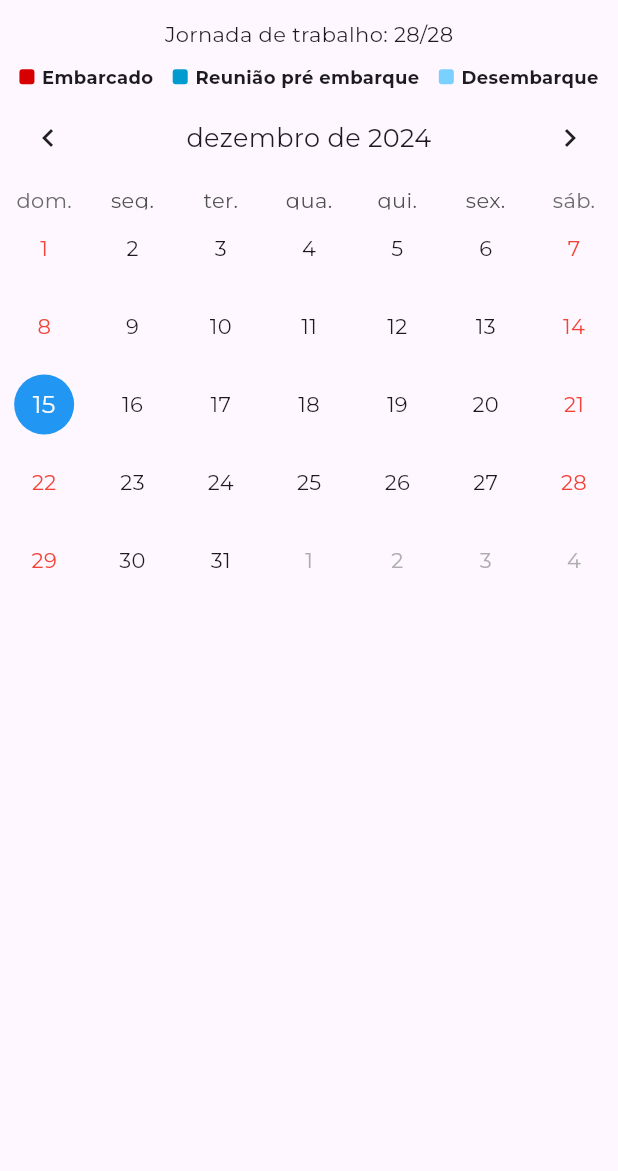
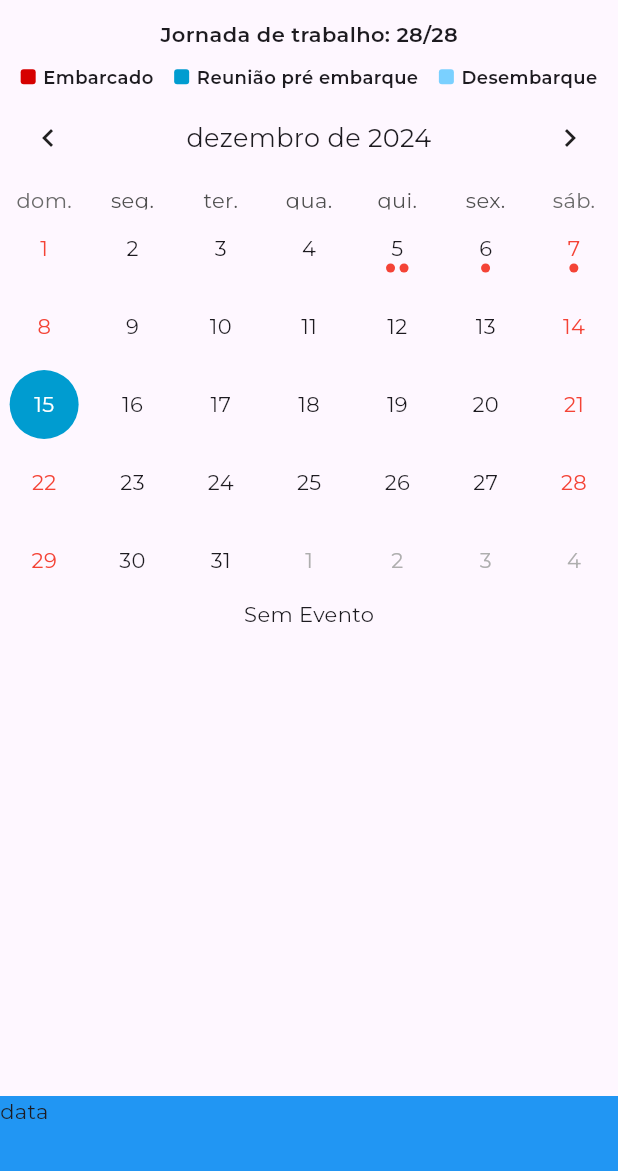
Before and after one commit to victorLessa/marine_app, a Flutter app: the screen it shows after launch, on a phone screen of 412 x 824 dp, the part 65-1236 px from its top. Run offline on Flutter 3.47's test engine with Material 3 defaults, Android fonts, the phone set to English and light mode, and no system bars; drawn by our look-alikes of table_calendar; project files that could hold a hidden picture were left out.

Commit message:
feat: aplica exibição de eventos e calendario

```diff
--- a/lib/app.dart
+++ b/lib/app.dart
@@ -22,7 +22,7 @@ class MyApp extends StatelessWidget {
       ),
       initialRoute: '/',
       routes: {
-        '/': (context) => HomeScreen(),
+        '/': (context) => const HomeScreen(),
         '/agendamento': (context) => const AgendamentoScreen(),
         '/radar': (context) => const RadarScreen(),
       },
--- a/lib/main.dart
+++ b/lib/main.dart
@@ -1,6 +1,7 @@
 import 'package:flutter/material.dart';
 import 'package:intl/date_symbol_data_local.dart';
 import 'package:marine/providers/appointment_provider.dart';
+import 'package:marine/providers/calendar_event_provider.dart';
 import 'package:provider/provider.dart';
 import 'app.dart';
 import 'providers/app_provider.dart';
@@ -12,6 +13,7 @@ void main() {
         providers: [
           ChangeNotifierProvider(create: (_) => AppProvider()),
           ChangeNotifierProvider(create: (_) => AppointmentProvider()),
+          ChangeNotifierProvider(create: (_) => CalendarEventProvider()),
         ],
         child: const MyApp(),
       ),
--- /dev/null
+++ b/lib/providers/calendar_event_provider.dart
@@ -0,0 +1,55 @@
+import 'package:flutter/foundation.dart';
+
+class CalendarEventProvider with ChangeNotifier {
+  final Map<DateTime, List<Map<String, dynamic>>> _events = {
+    DateTime.utc(2024, 12, 5): [
+      {"name": "Evento 1", "color": ""},
+      {"name": "Evento 2", "color": ""}
+    ],
+    DateTime.utc(2024, 12, 6): [
+      {"name": 'Evento 3', "color": ""}
+    ],
+    DateTime.utc(2024, 12, 7): [
+      {"name": 'Evento 3', "color": ""}
+    ],
+  };
+
+  DateTime? _selectedDay;
+  final ValueNotifier<DateTime> _focusedDay = ValueNotifier(DateTime.now());
+
+  Map<DateTime, List<Map<String, dynamic>>> get events => _events;
+
+  ValueNotifier<DateTime> get focusedDay => _focusedDay;
+  DateTime? get selectedDay => _selectedDay;
+
+  void addFocusedDay(DateTime day) {
+    _focusedDay.value = day;
+    notifyListeners();
+  }
+
+  void addSelectedDay(DateTime day) {
+    _selectedDay = day;
+    notifyListeners();
+  }
+
+  void addEvent(DateTime day, Map<String, dynamic> eventData) {
+    List<Map<String, dynamic>>? event = _events[day];
+    if (event != null) {
+      event.add(eventData);
+      _events[day] = event;
+
+      notifyListeners();
+    }
+  }
+
+  void removeEvent(
+    DateTime day,
+    int index,
+  ) {
+    List<Map<String, dynamic>>? event = _events[day];
+    if (event != null) {
+      event.removeRange(index, index);
+      notifyListeners();
+    }
+  }
+}
--- a/lib/screens/home_screen.dart
+++ b/lib/screens/home_screen.dart
@@ -1,5 +1,7 @@
 import 'package:flutter/material.dart';
 import 'package:marine/providers/app_provider.dart';
+import 'package:marine/widgets/calendar_events.dart';
+import 'package:marine/widgets/custom_view.dart';
 import 'package:marine/widgets/legend.dart';
 import 'package:marine/widgets/table_calendar.dart';
 import 'package:provider/provider.dart';
@@ -10,7 +12,7 @@ class HomeScreen extends StatelessWidget {
 
   @override
   Widget build(BuildContext context) {
-    return Scaffold(
+    return CustomView(
       appBar: AppBar(
         title: const Text('Inicio'),
       ),
@@ -18,12 +20,15 @@ class HomeScreen extends StatelessWidget {
       body: Consumer<AppProvider>(
         builder: (ctx, appState, child) {
           return const Column(
+            mainAxisAlignment: MainAxisAlignment.spaceBetween,
+            children: [
+              Center(
+                child: Column(
                   children: [
                     Text(
                       'Jornada de trabalho: 28/28',
-                style: TextStyle(
-                  fontSize: 14,
-                ),
+                      style:
+                          TextStyle(fontSize: 14, fontWeight: FontWeight.w600),
                     ),
                     SizedBox(
                       height: 10,
@@ -32,7 +37,8 @@ class HomeScreen extends StatelessWidget {
                       mainAxisAlignment: MainAxisAlignment.spaceEvenly,
                       children: [
                         Legend(
-                      title: 'Embarcado', color: Color.fromRGBO(214, 0, 0, 1)),
+                            title: 'Embarcado',
+                            color: Color.fromRGBO(214, 0, 0, 1)),
                         Legend(
                             title: 'Reunião pré embarque',
                             color: Color.fromARGB(255, 0, 156, 208)),
@@ -41,7 +47,11 @@ class HomeScreen extends StatelessWidget {
                             color: Color.fromARGB(255, 122, 208, 255)),
                       ],
                     ),
-              const Calendar(),
+                    Calendar(),
+                  ],
+                ),
+              ),
+              Expanded(child: CalendarEvents()),
             ],
           );
         },
--- /dev/null
+++ b/lib/widgets/calendar_events.dart
@@ -0,0 +1,85 @@
+import 'package:flutter/material.dart';
+import 'package:marine/providers/calendar_event_provider.dart';
+import 'package:provider/provider.dart';
+
+class CalendarEvents extends StatefulWidget {
+  const CalendarEvents({super.key});
+
+  @override
+  State<CalendarEvents> createState() => _CalendarEventsState();
+}
+
+class _CalendarEventsState extends State<CalendarEvents>
+    with SingleTickerProviderStateMixin {
+  late AnimationController _controller;
+
+  final Color todayColor = const Color.fromARGB(255, 0, 156, 208);
+  final Color selectedColor = const Color.fromARGB(255, 123, 148, 164);
+
+  @override
+  void initState() {
+    super.initState();
+    _controller = AnimationController(vsync: this);
+  }
+
+  @override
+  void dispose() {
+    _controller.dispose();
+    super.dispose();
+  }
+
+  @override
+  Widget build(BuildContext context) {
+    return Consumer<CalendarEventProvider>(builder: (context, appState, child) {
+      return ValueListenableBuilder<DateTime>(
+        valueListenable: appState.focusedDay,
+        builder: (context, value, _) {
+          String day = value.day.toString();
+          List<Map<String, dynamic>> events = appState.events[value] ?? [];
+          if (events.isNotEmpty) {
+            return Row(crossAxisAlignment: CrossAxisAlignment.start, children: [
+              Container(
+                height: 50,
+                width: 50,
+                alignment: Alignment.center,
+                margin: const EdgeInsets.only(left: 10),
+                decoration: const BoxDecoration(
+                  shape: BoxShape.circle,
+                  color: Colors.red,
+                ),
+                child: Text(
+                  day,
+                  style: const TextStyle(color: Colors.white),
+                ),
+              ),
+              Expanded(
+                child: Container(
+                  padding: const EdgeInsets.only(left: 10, right: 10),
+                  child: ListView.builder(
+                    itemCount: events.length,
+                    itemBuilder: (context, index) {
+                      return Container(
+                        width: double.infinity,
+                        margin: const EdgeInsets.only(bottom: 5),
+                        padding: const EdgeInsets.all(10),
+                        decoration: BoxDecoration(
+                          color: Colors.blue,
+                          borderRadius: BorderRadius.circular(10),
+                        ),
+                        child: Text(
+                          "${events[index]["name"]}",
+                          style: const TextStyle(color: Colors.white),
+                        ),
+                      );
+                    },
+                  ),
+                ),
+              )
+            ]);
+          }
+          return const Text("Sem Evento");
+        },
+      );
+    });
+  }
+}
--- /dev/null
+++ b/lib/widgets/custom_view.dart
@@ -0,0 +1,43 @@
+import 'package:flutter/material.dart';
+
+class CustomView extends StatefulWidget {
+  final AppBar appBar;
+  final Widget drawer;
+  final Widget body;
+
+  const CustomView({
+    super.key,
+    required this.appBar,
+    required this.drawer,
+    required this.body,
+  });
+
+  @override
+  State<CustomView> createState() => _CustomViewState();
+}
+
+class _CustomViewState extends State<CustomView> {
+  @override
+  Widget build(BuildContext context) {
+    return Scaffold(
+      appBar: widget.appBar,
+      drawer: widget.drawer,
+      body: Column(
+        mainAxisAlignment: MainAxisAlignment.spaceBetween,
+        children: [
+          Expanded(
+            child: widget.body,
+          ),
+          SizedBox(
+            height: 50,
+            width: double.infinity,
+            child: Container(
+              color: Colors.blue,
+              child: const Text("data"),
+            ),
+          )
+        ],
+      ),
+    );
+  }
+}
--- a/lib/widgets/legend.dart
+++ b/lib/widgets/legend.dart
@@ -27,7 +27,7 @@ class Legend extends StatelessWidget {
         ),
         Text(
           title,
-          style: const TextStyle(fontSize: 12, fontWeight: FontWeight.bold),
+          style: const TextStyle(fontSize: 12, fontWeight: FontWeight.w600),
         )
       ],
     );
--- a/lib/widgets/table_calendar.dart
+++ b/lib/widgets/table_calendar.dart
@@ -1,4 +1,6 @@
 import 'package:flutter/material.dart';
+import 'package:marine/providers/calendar_event_provider.dart';
+import 'package:provider/provider.dart';
 import 'package:table_calendar/table_calendar.dart';
 
 class Calendar extends StatefulWidget {
@@ -9,44 +11,83 @@ class Calendar extends StatefulWidget {
 }
 
 class _CalendarPageState extends State<Calendar> {
-  DateTime _focusedDay = DateTime.now(); // Dia atual
-  DateTime? _selectedDay;
+  final Color todayColor = const Color.fromARGB(255, 0, 156, 208);
+  final Color selectedColor = const Color.fromARGB(255, 123, 148, 164);
 
-  Map<DateTime, List<String>> events = {
-    DateTime(2024, 12, 5): ['Evento 1', 'Evento 2'],
-    DateTime(2024, 12, 25): ['Natal'],
-  };
+  @override
+  void initState() {
+    super.initState();
+  }
 
   @override
   Widget build(BuildContext context) {
-    return TableCalendar(
+    final calendarEventProvider = Provider.of<CalendarEventProvider>(context);
+
+    return Column(children: [
+      TableCalendar(
         locale: 'pt_BR',
         firstDay: DateTime.utc(2000, 1, 1), // Primeiro dia possível
         lastDay: DateTime.utc(2100, 12, 31), // Último dia possível
-      focusedDay: _focusedDay,
+        focusedDay: calendarEventProvider.focusedDay.value,
         calendarFormat: CalendarFormat.month, // Formato inicial do calendário
-      selectedDayPredicate: (day) => isSameDay(_selectedDay, day),
-      eventLoader: (day) => events[day] ?? [],
+        selectedDayPredicate: (day) =>
+            isSameDay(calendarEventProvider.selectedDay, day),
+        eventLoader: (DateTime day) => calendarEventProvider.events[day] ?? [],
         onDaySelected: (selectedDay, focusedDay) {
-        setState(() {
-          _selectedDay = selectedDay;
-          _focusedDay = focusedDay;
-        });
+          calendarEventProvider.addSelectedDay(selectedDay);
+
+          calendarEventProvider.addFocusedDay(focusedDay);
         },
+        calendarBuilders: CalendarBuilders(
+          todayBuilder: (context, day, focusedDay) =>
+              dayBuilder(todayColor, context, day, focusedDay),
+          selectedBuilder: (context, day, focusedDay) =>
+              dayBuilder(selectedColor, context, day, focusedDay),
+          markerBuilder: (context, day, events) {
+            if (events.isNotEmpty) {
+              return Positioned(
+                bottom: 10, // Ajusta a posição das bolinhas
+                child: Row(
+                  mainAxisAlignment: MainAxisAlignment.center,
+                  children: events.take(3).map((event) {
+                    return Container(
+                      margin: const EdgeInsets.symmetric(horizontal: 1.5),
+                      width: 6,
+                      height: 6,
+                      decoration: const BoxDecoration(
+                        shape: BoxShape.circle,
+                        color: Colors.red, // Você pode personalizar a cor
+                      ),
+                    );
+                  }).toList(),
+                ),
+              );
+            }
+            return null;
+          },
+        ),
         headerStyle: const HeaderStyle(
           formatButtonVisible: false, // Oculta botão de alterar formato
           titleCentered: true, // Centraliza o título
         ),
         calendarStyle: const CalendarStyle(
-        todayDecoration: BoxDecoration(
-          color: Colors.blue,
+          weekendTextStyle: TextStyle(color: Colors.red),
+        ),
+      ),
+    ]);
+  }
+
+  Widget dayBuilder(Color color, context, day, focusedDay) {
+    return Container(
+      margin: const EdgeInsets.all(3.0),
+      alignment: Alignment.center,
+      decoration: BoxDecoration(
+        color: color, // Cor de fundo para o dia de hoje
         shape: BoxShape.circle,
       ),
-        selectedDecoration: BoxDecoration(
-          color: Colors.red,
-          shape: BoxShape.circle,
-        ),
-        weekendTextStyle: TextStyle(color: Colors.red),
+      child: Text(
+        '${day.day}',
+        style: const TextStyle(color: Colors.white), // Cor do texto
       ),
     );
   }
--- a/pubspec.yaml
+++ b/pubspec.yaml
@@ -80,8 +80,12 @@ flutter:
     - family: Montserrat
       fonts:
         - asset: assets/fonts/static/Montserrat-Regular.ttf
+        - asset: assets/fonts/static/Montserrat-Medium.ttf
+          weight: 600
+        - asset: assets/fonts/static/Montserrat-SemiBold.ttf
+          weight: 700
         - asset: assets/fonts/static/Montserrat-Bold.ttf
-          weight: 700
+          weight: 800
   #   - family: Trajan Pro
   #     fonts:
   #       - asset: fonts/TrajanPro.ttf
```
Also changed, not shown: lib/widgets/utils_calendar.dart (added, +44 -0 lines), 1 other file. Lines whose indentation alone changed are shown as unchanged.
